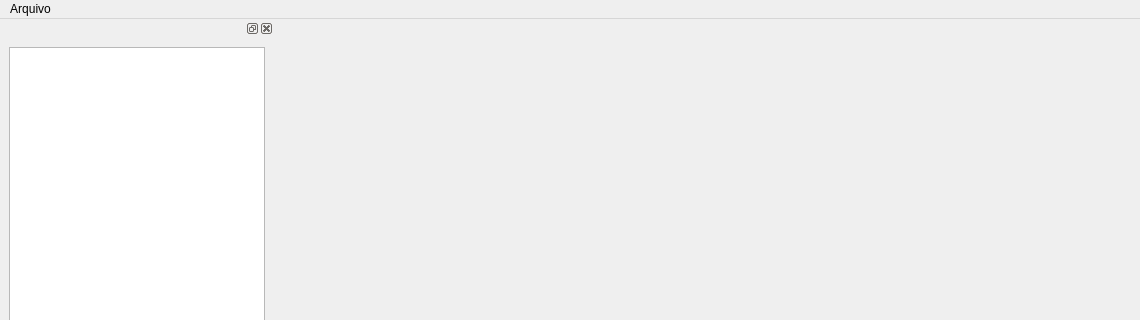
gusttav-lang/Financial-Controller, file forms/mainWindow.ui: the form before one commit; both pictures show x 0 to 1140 and y 0 to 320 of the 1140 by 813 pixel window.
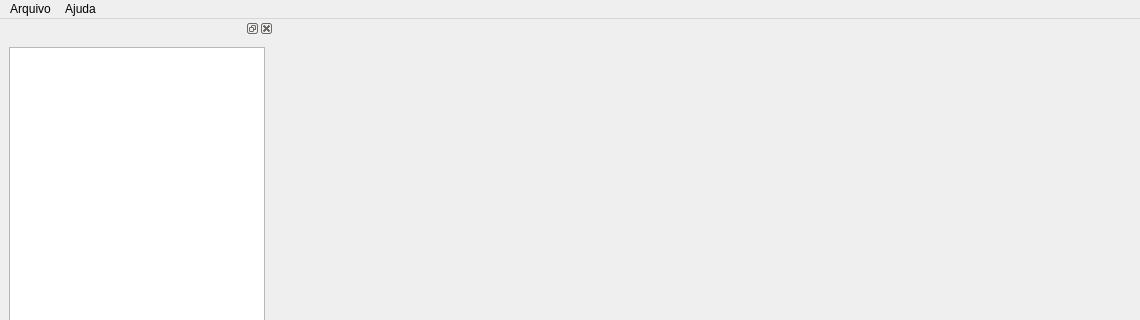
The form after the commit.

```diff
--- a/forms/mainWindow.ui
+++ b/forms/mainWindow.ui
@@ -41,7 +41,14 @@
     <addaction name="actionSalvar"/>
     <addaction name="actionFechar"/>
    </widget>
+   <widget class="QMenu" name="menuSobre">
+    <property name="title">
+     <string>Ajuda</string>
+    </property>
+    <addaction name="actionSobre"/>
+   </widget>
    <addaction name="menuArquivo"/>
+   <addaction name="menuSobre"/>
   </widget>
   <widget class="QStatusBar" name="statusbar"/>
   <widget class="QDockWidget" name="dw_esquerdo">
```
Left out of the diff: 5 changed lines with no effect on the pictures.
